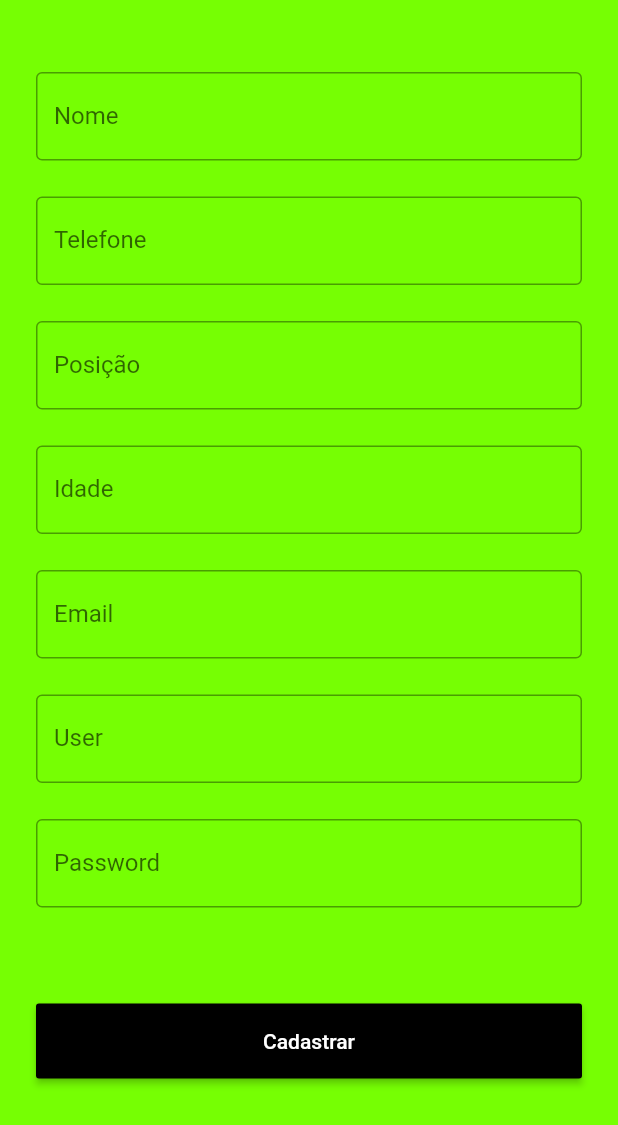
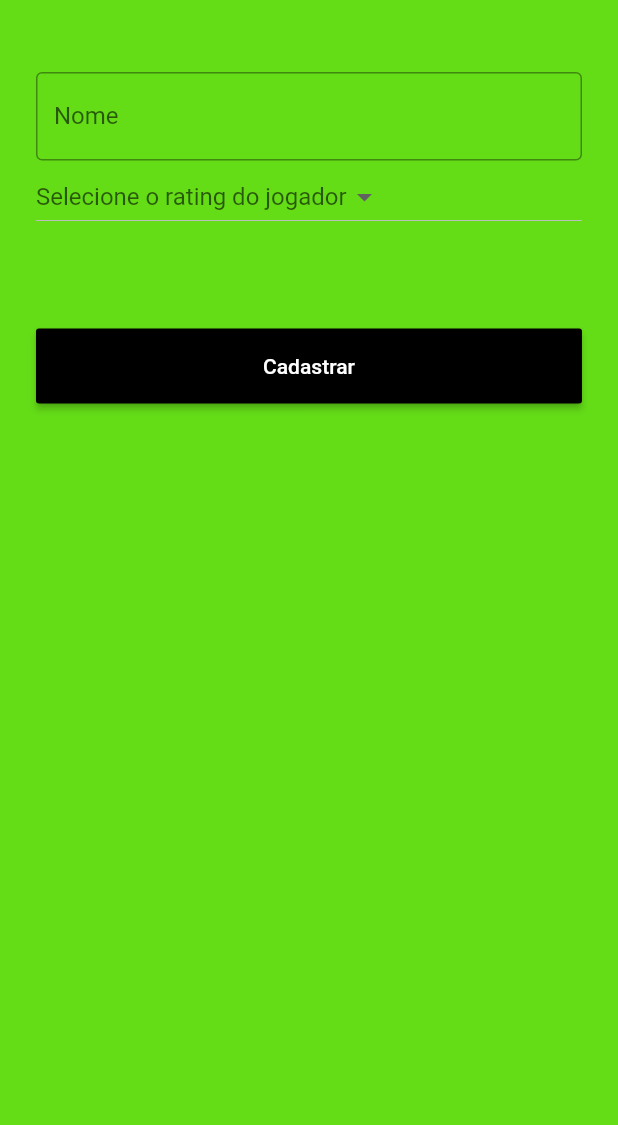
Before and after one commit to danielmiquiles/projeto-mobile, a Flutter app: the CadastroForm screen opened directly, on a phone screen of 412 x 824 dp. Shown: the top 1125 px of the screen. Run offline on Flutter 3.47's test engine with Material 2 defaults, Android fonts, the phone set to English and light mode, and no system bars.

Commit message:
adc inclusão de player

```diff
--- a/lib/components/custom_textField.dart
+++ b/lib/components/custom_textField.dart
@@ -1,5 +1,3 @@
-import 'dart:ffi';
-
 import 'package:flutter/material.dart';
 
 class CustomTextField extends StatelessWidget {
@@ -7,12 +5,14 @@ class CustomTextField extends StatelessWidget {
   final TextEditingController controller;
   final double padding;
   final bool hidden;
+  final TextInputType teclado;
 
   CustomTextField({
     @required this.label,
     @required this.controller,
     this.padding = 8.0,
     this.hidden = false,
+    this.teclado = TextInputType.text,
   });
 
   @override
@@ -20,6 +20,7 @@ class CustomTextField extends StatelessWidget {
     return Padding(
       padding: EdgeInsets.only(top: padding),
       child: TextField(
+        keyboardType: teclado,
         obscureText: hidden,
         controller: controller,
         decoration: InputDecoration(
--- a/lib/database/database.dart
+++ b/lib/database/database.dart
@@ -1,7 +1,7 @@
-import 'dart:math';
-import 'package:path/path.dart';
-import 'package:projeto_mobile/models/user.dart';
-import 'package:sqflite/sqflite.dart';
+// import 'dart:math';
+// import 'package:path/path.dart';
+// import 'package:projeto_mobile/models/user.dart';
+// import 'package:sqflite/sqflite.dart';
 
 const String CREATE_CONTACTS_TABLE_SCRIPT = 'CREATE TABLE user('
     'id INTEGER PRIMARY KEY AUTOINCREMENT, '
@@ -40,53 +40,53 @@ const DATABASE_NAME = 'peladapp';
 //   }
 // }
 
-Future<Database> createDatabase() {
-  return getDatabasesPath().then((dbPath) {
-    final path = join(dbPath, 'peladapp.db');
-    return openDatabase(
-      path,
-      onCreate: (db, version) {
-        db.execute(CREATE_CONTACTS_TABLE_SCRIPT);
-      },
-      version: 2,
-    );
-  });
-}
+// Future<Database> createDatabase() {
+//   return getDatabasesPath().then((dbPath) {
+//     final path = join(dbPath, 'peladapp.db');
+//     return openDatabase(
+//       path,
+//       onCreate: (db, version) {
+//         db.execute(CREATE_CONTACTS_TABLE_SCRIPT);
+//       },
+//       version: 2,
+//     );
+//   });
+// }
 
-Future<int> save(UserModel usuario) {
-  return createDatabase().then((db) {
-    final Map<String, dynamic> userMap = Map();
+// Future<int> save(UserModel usuario) {
+//   return createDatabase().then((db) {
+//     final Map<String, dynamic> userMap = Map();
 
-    userMap['nome'] = usuario.nome;
-    userMap['telefone'] = usuario.telefone;
-    userMap['posicao'] = usuario.posicao;
-    userMap['idade'] = usuario.idade;
-    userMap['email'] = usuario.email;
-    userMap['user'] = usuario.user;
-    userMap['password'] = usuario.password;
+//     userMap['nome'] = usuario.nome;
+//     userMap['telefone'] = usuario.telefone;
+//     userMap['posicao'] = usuario.posicao;
+//     userMap['idade'] = usuario.idade;
+//     userMap['email'] = usuario.email;
+//     userMap['user'] = usuario.user;
+//     userMap['password'] = usuario.password;
 
-    return db.insert('user', userMap);
-  });
-}
+//     return db.insert('user', userMap);
+//   });
+// }
 
-Future<List<UserModel>> findAll() {
-  return createDatabase().then((db) {
-    return db.query('user').then((maps) {
-      final List<UserModel> usuarios = List();
-      for (Map<String, dynamic> map in maps) {
-        final UserModel usuario = UserModel(
-          id: map['id'],
-          nome: map['nome'],
-          telefone: map['telefone'],
-          posicao: map['posicao'],
-          idade: map['idade'],
-          email: map['email'],
-          user: map['user'],
-          password: map['password'],
-        );
-        usuarios.add(usuario);
-      }
-      return usuarios;
-    });
-  });
-}
+// Future<List<UserModel>> findAll() {
+//   return createDatabase().then((db) {
+//     return db.query('user').then((maps) {
+//       final List<UserModel> usuarios = List();
+//       for (Map<String, dynamic> map in maps) {
+//         final UserModel usuario = UserModel(
+//           id: map['id'],
+//           nome: map['nome'],
+//           telefone: map['telefone'],
+//           posicao: map['posicao'],
+//           idade: map['idade'],
+//           email: map['email'],
+//           user: map['user'],
+//           password: map['password'],
+//         );
+//         usuarios.add(usuario);
+//       }
+//       return usuarios;
+//     });
+//   });
+// }
--- a/lib/main.dart
+++ b/lib/main.dart
@@ -1,22 +1,23 @@
 import 'package:flutter/material.dart';
-import 'package:projeto_mobile/screens/login_form.dart';
+// import 'package:projeto_mobile/screens/login_form.dart';
 
-import 'database/database.dart';
-import 'models/user.dart';
+// import 'database/database.dart';
+// import 'models/user.dart';
+import 'screens/players_list.dart';
 
 void main() {
   runApp(MyApp());
-  save(
-    UserModel(
-      nome: 'daniel',
-      idade: 24,
-      posicao: 'meia',
-      telefone: '123456789',
-      user: 'daniel',
-      email: 'daniel@gmail.com',
-      password: '1234',
-    ),
-  ).then((value) => findAll().then((users) => debugPrint(users.toString())));
+  // save(
+  //   UserModel(
+  //     nome: 'daniel',
+  //     idade: 24,
+  //     posicao: 'meia',
+  //     telefone: '123456789',
+  //     user: 'daniel',
+  //     email: 'daniel@gmail.com',
+  //     password: '1234',
+  //   ),
+  // ).then((value) => findAll().then((users) => debugPrint(users.toString())));
 }
 
 class MyApp extends StatelessWidget {
@@ -28,7 +29,7 @@ class MyApp extends StatelessWidget {
         primarySwatch: Colors.green,
         visualDensity: VisualDensity.adaptivePlatformDensity,
       ),
-      home: LoginForm(),
+      home: PlayersList(),
     );
   }
 }
--- /dev/null
+++ b/lib/models/drafts.dart
@@ -0,0 +1,11 @@
+class Drafts {
+  int type;
+  int rating;
+
+  Drafts(this.type, this.rating);
+
+  @override
+  String toString() {
+    return '{ ${this.type}, ${this.rating} }';
+  }
+}
--- /dev/null
+++ b/lib/models/player.dart
@@ -0,0 +1,11 @@
+class Player {
+  String name;
+  int rating;
+
+  Player(this.name, this.rating);
+
+  @override
+  String toString() {
+    return '{ ${this.name}, ${this.rating} }';
+  }
+}
--- a/lib/models/user.dart
+++ /dev/null
@@ -1,29 +0,0 @@
-import 'package:flutter/material.dart';
-
-class UserModel {
-  final int id;
-  final String nome;
-  final String telefone;
-  final String posicao;
-  final int idade;
-  final String email;
-  final String user;
-  final String password;
-
-  UserModel({
-    this.id,
-    this.nome,
-    this.telefone,
-    this.posicao,
-    this.idade,
-    @required this.email,
-    @required this.user,
-    @required this.password,
-  });
-
-  @override
-  String toString() {
-    // TODO: implement toString
-    return 'User {$id, $nome, $password}';
-  }
-}
--- a/lib/screens/cadastro_form.dart
+++ b/lib/screens/cadastro_form.dart
@@ -1,11 +1,21 @@
 import 'package:flutter/material.dart';
 import 'package:projeto_mobile/components/custom_textField.dart';
+import 'package:projeto_mobile/models/player.dart';
 
-class CadastroForm extends StatelessWidget {
+class CadastroForm extends StatefulWidget {
+  @override
+  _CadastroFormState createState() => _CadastroFormState();
+}
+
+class _CadastroFormState extends State<CadastroForm> {
+  List<String> _locations = ['1', '2', '3', '4', '5']; // Option 2
+  String _selectedLocation; // Option 2
+  TextEditingController inputNome = new TextEditingController();
+
   @override
   Widget build(BuildContext context) {
     return Scaffold(
-      backgroundColor: Colors.lightGreenAccent[400],
+      backgroundColor: Colors.lightGreenAccent[700],
       body: Padding(
         padding: const EdgeInsets.all(24.0),
         child: SingleChildScrollView(
@@ -15,38 +25,26 @@ class CadastroForm extends StatelessWidget {
             children: [
               CustomTextField(
                 label: 'Nome',
-                controller: null,
+                controller: inputNome,
                 padding: 24.0,
               ),
-              CustomTextField(
-                label: 'Telefone',
-                controller: null,
-                padding: 24.0,
-              ),
-              CustomTextField(
-                label: 'Posição',
-                controller: null,
-                padding: 24.0,
-              ),
-              CustomTextField(
-                label: 'Idade',
-                controller: null,
-                padding: 24.0,
-              ),
-              CustomTextField(
-                label: 'Email',
-                controller: null,
-                padding: 24.0,
-              ),
-              CustomTextField(
-                label: 'User',
-                controller: null,
-                padding: 24.0,
-              ),
-              CustomTextField(
-                label: 'Password',
-                controller: null,
-                padding: 24.0,
+              SizedBox(
+                width: double.maxFinite,
+                child: DropdownButton(
+                  hint: Text('Selecione o rating do jogador'),
+                  value: _selectedLocation,
+                  onChanged: (newValue) {
+                    setState(() {
+                      _selectedLocation = newValue;
+                    });
+                  },
+                  items: _locations.map((location) {
+                    return DropdownMenuItem(
+                      child: new Text(location),
+                      value: location,
+                    );
+                  }).toList(),
+                ),
               ),
               Padding(
                 padding: const EdgeInsets.only(top: 64.0),
@@ -61,7 +59,15 @@ class CadastroForm extends StatelessWidget {
                         color: Colors.white,
                       ),
                     ),
-                    onPressed: () {},
+                    onPressed: () {
+                      String nome = inputNome.text;
+                      int rating = int.tryParse(_selectedLocation);
+
+                      if (nome != null && rating != null) {
+                        final playerCriado = Player(nome, rating);
+                        Navigator.pop(context, playerCriado);
+                      }
+                    },
                   ),
                 ),
               ),
--- a/lib/screens/login_form.dart
+++ b/lib/screens/login_form.dart
@@ -1,6 +1,6 @@
 import 'package:flutter/material.dart';
 import 'package:projeto_mobile/components/custom_textField.dart';
-import 'package:projeto_mobile/models/user.dart';
+// import 'package:projeto_mobile/models/user.dart';
 
 import 'cadastro_form.dart';
 
@@ -52,14 +52,7 @@ class LoginForm extends StatelessWidget {
                       'Entrar',
                       style: TextStyle(color: Colors.white),
                     ),
-                    onPressed: () {
-                      final String login = _userController.text;
-                      final String password = _passwordController.text;
-
-                      sorteio();
-
-                      // final User user = User(1, login, password);
-                    },
+                    onPressed: () {},
                   ),
                 ),
               ),
```
Also changed, not shown: drawerAlgorithm.txt (added, +142 -0 lines), lib/components/custom_card.dart (added, +34 -0 lines), lib/screens/players_list.dart (added, +73 -0 lines).
